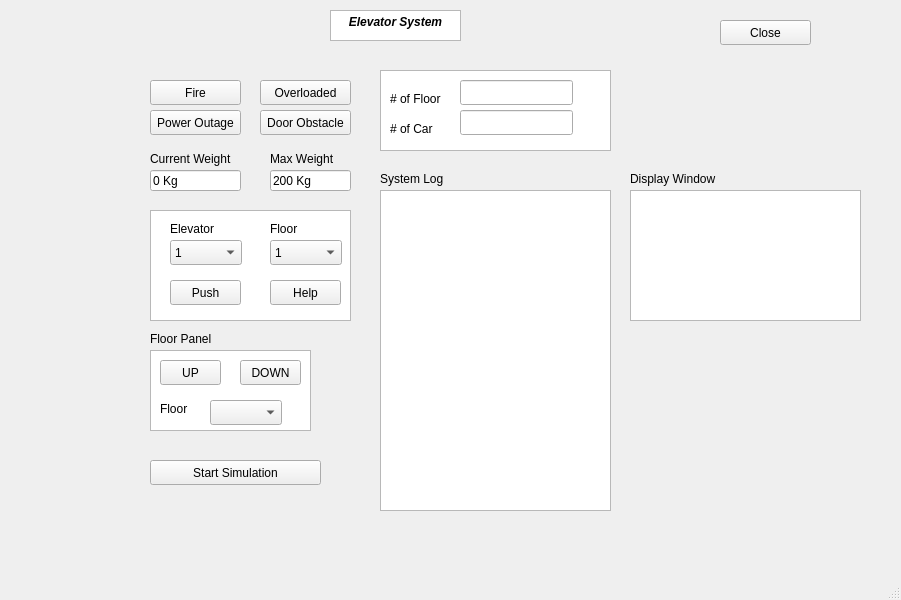
NirmithDAlmeida/COMP3004A3, file Sourcecode/ElevatorSourceCode/mainwindow.ui: the form before one commit.
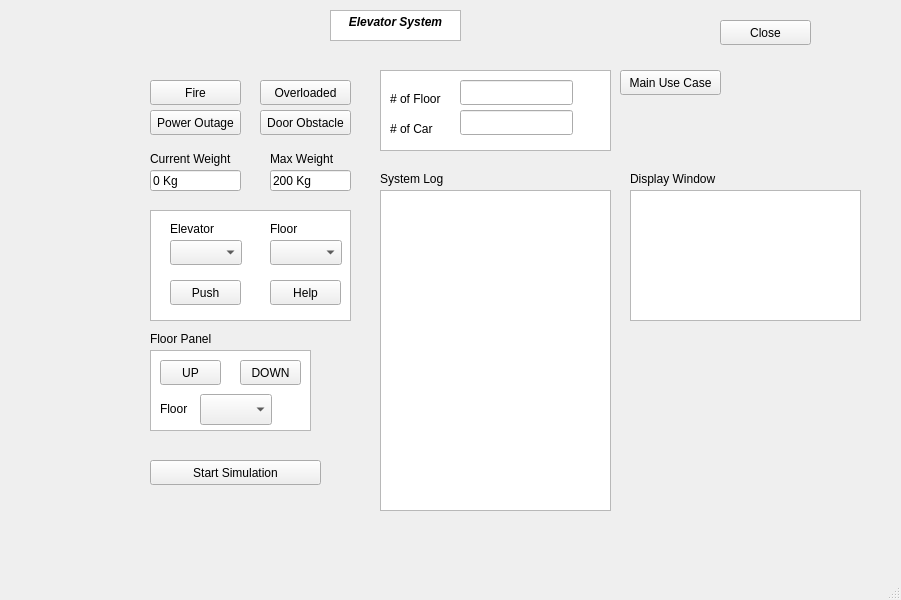
The form after the commit.

```diff
--- a/Sourcecode/ElevatorSourceCode/mainwindow.ui
+++ b/Sourcecode/ElevatorSourceCode/mainwindow.ui
@@ -190,16 +190,6 @@
       <height>25</height>
      </rect>
     </property>
-    <item>
-     <property name="text">
-      <string>1</string>
-     </property>
-    </item>
-    <item>
-     <property name="text">
-      <string>2</string>
-     </property>
-    </item>
    </widget>
    <widget class="QLabel" name="label_5">
     <property name="geometry">
@@ -236,16 +226,6 @@
       <height>25</height>
      </rect>
     </property>
-    <item>
-     <property name="text">
-      <string>1</string>
-     </property>
-    </item>
-    <item>
-     <property name="text">
-      <string>2</string>
-     </property>
-    </item>
    </widget>
    <widget class="QTextBrowser" name="textBrowser_6">
     <property name="geometry">
@@ -394,10 +374,10 @@
    <widget class="QComboBox" name="comboBox_3">
     <property name="geometry">
      <rect>
-      <x>210</x>
-      <y>400</y>
+      <x>200</x>
+      <y>394</y>
       <width>72</width>
-      <height>25</height>
+      <height>31</height>
      </rect>
     </property>
    </widget>
@@ -437,6 +417,19 @@
      <string>200 Kg</string>
     </property>
    </widget>
+   <widget class="QPushButton" name="MainUseCase">
+    <property name="geometry">
+     <rect>
+      <x>620</x>
+      <y>70</y>
+      <width>101</width>
+      <height>25</height>
+     </rect>
+    </property>
+    <property name="text">
+     <string>Main Use Case</string>
+    </property>
+   </widget>
    <zorder>DisplayWindow_2</zorder>
    <zorder>textBrowser_6</zorder>
    <zorder>StartSimulation</zorder>
```
Left out of the diff: 9 changed lines with no effect on the pictures.
